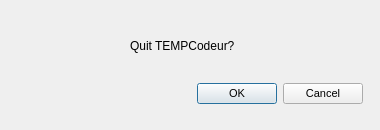
Before: the Qt Designer form ui/quit_menu.ui in zvsuarez/sonde, drawn with Qt 5.
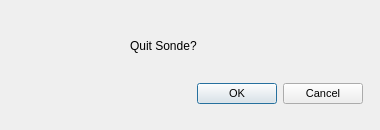
After: the same form once the commit is applied. Icons and pictures are not drawn.

```diff
--- a/ui/quit_menu.ui
+++ b/ui/quit_menu.ui
@@ -57,7 +57,7 @@
     </font>
    </property>
    <property name="text">
-    <string>Quit TEMPCodeur?</string>
+    <string>Quit Sonde?</string>
    </property>
   </widget>
   <widget class="QLabel" name="quit_icon">
```
Left out of the diff: 4 changed lines with no effect on the pictures.
